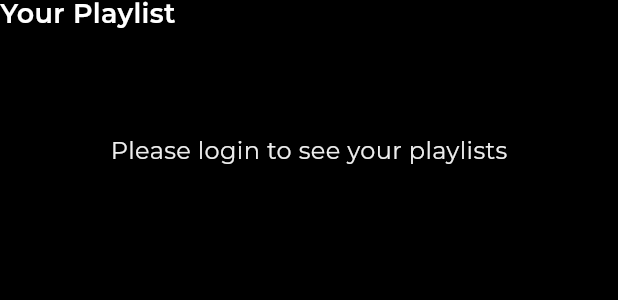
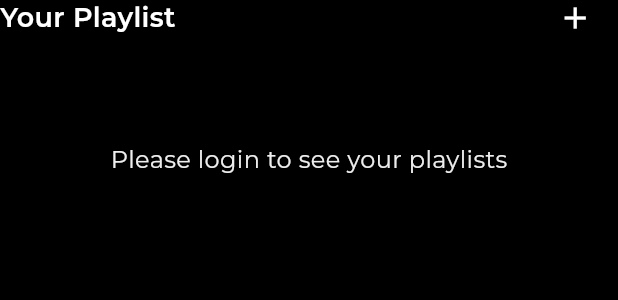
Before and after one commit to R0shish/Music-Player-App, a Flutter app: the PlaylistGrid widget shown alone on an empty page, opened directly, on a phone screen of 412 x 824 dp. Shown: the top 300 px of the screen. Run offline on Flutter 3.47's test engine with Material 2 defaults, Android fonts, the phone set to English and light mode, and no system bars; our stand-ins replace cached_network_image, equatable, flutter_bloc, hive_flutter, just_audio, liquid_swipe and 3 more; accounts and stored records are empty; network calls fail; project files that could hold a hidden picture were left out.

Commit message:
feat(#11): create/delete playlist API method

```diff
--- a/client/lib/features/navigation_bar/presentation/pages/navigation_bar.dart
+++ b/client/lib/features/navigation_bar/presentation/pages/navigation_bar.dart
@@ -29,7 +29,7 @@ class _NavigationPageState extends State<NavigationPage> {
           BlocProvider(
               create: (context) => RepeatCubit(audioPlayer: audioPlayer)),
           BlocProvider(create: (context) {
-            final cubit = PlaylistCubit();
+            final cubit = PlaylistCubit(userDataBox: userDataBox);
             cubit.getPlaylist();
             return cubit;
           }),
--- a/client/lib/features/profile/presentation/widgets/playlist_grid.dart
+++ b/client/lib/features/profile/presentation/widgets/playlist_grid.dart
@@ -17,9 +17,21 @@ class PlaylistGrid extends StatelessWidget {
     return Column(
       crossAxisAlignment: CrossAxisAlignment.start,
       children: [
-        const TextTitle(
-          text: 'Your Playlist',
-          fontSize: 18,
+        Row(
+          children: [
+            const TextTitle(
+              text: 'Your Playlist',
+              fontSize: 18,
+            ),
+            const Spacer(),
+            GestureDetector(
+                onTap: () {},
+                child: const Icon(
+                  Icons.add,
+                  color: Colors.white,
+                )),
+            SizedBox(width: deviceWidth * 0.04),
+          ],
         ),
         BlocBuilder<UserDataCubit, UserDataState>(
           builder: (context, state) {
--- a/client/lib/services/api_handler.dart
+++ b/client/lib/services/api_handler.dart
@@ -41,6 +41,7 @@ Future<dynamic> apiHandler(
     response = await http.delete(
       Uri.parse(url),
       headers: headers,
+      body: jsonEncode(body),
     );
   } else {
     throw Exception('Invalid method');
```
Also changed, not shown: client/lib/core/presentation/cubit/playlist_cubit/playlist_cubit.dart (+33 -1 lines).
